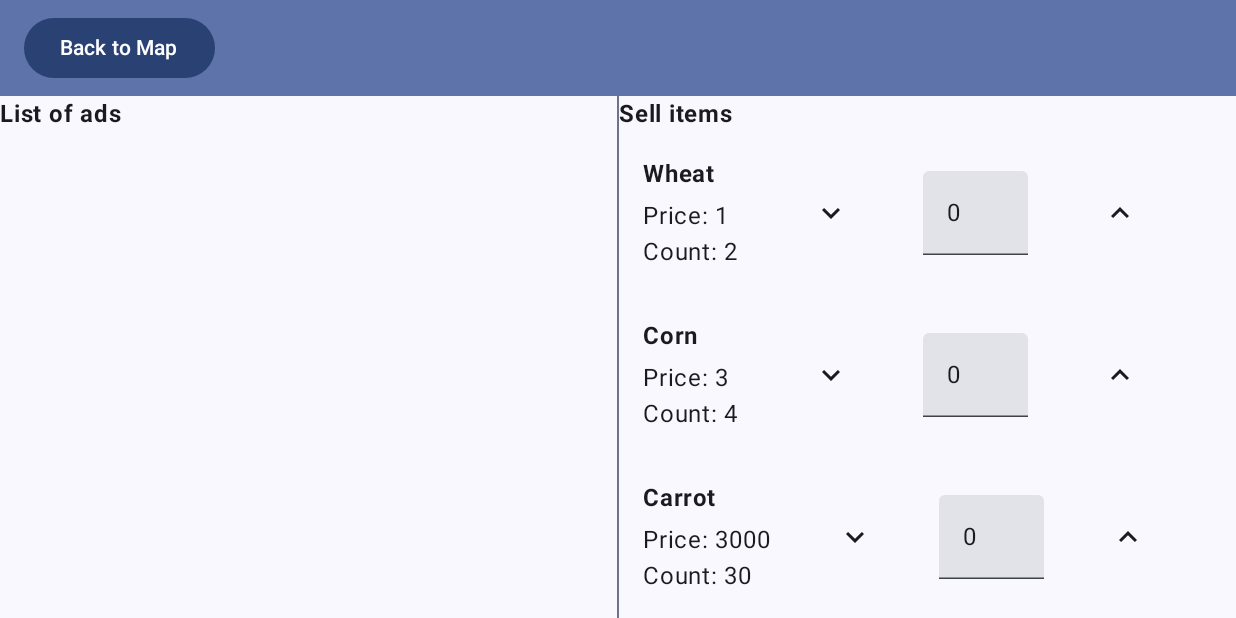
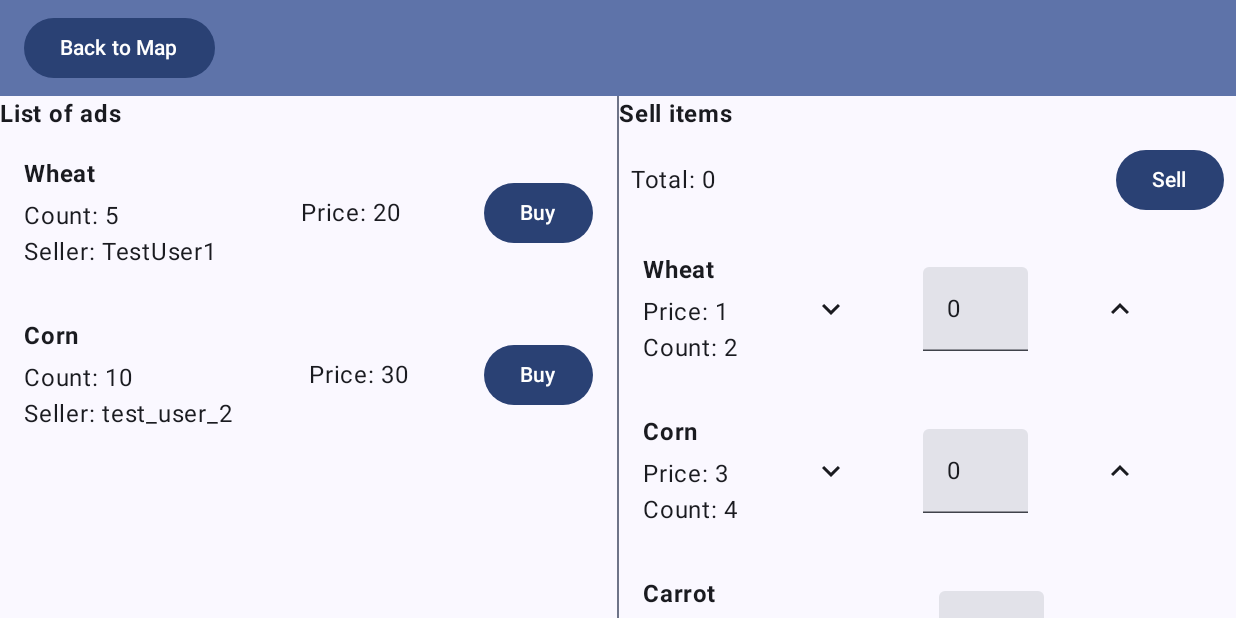
Before and after one commit to bferi2001/FarmGameAndroid, an Android app built with Jetpack Compose: the MarketScreen screen opened through its navigation route, on a phone screen of 824 x 412 dp (held sideways). Run offline under Robolectric (Android 15) with nearby library versions, the phone set to English and light mode, and no system bars.

Commit message:
Added list for ads to the market

```diff
--- a/FarmGameFrontend/app/src/main/java/hu/bme/aut/szoftarch/farmgame/feature/market/MarketScreen.kt
+++ b/FarmGameFrontend/app/src/main/java/hu/bme/aut/szoftarch/farmgame/feature/market/MarketScreen.kt
@@ -1,11 +1,14 @@
 package hu.bme.aut.szoftarch.farmgame.feature.market
 
 
+import android.widget.Toast
+import androidx.compose.foundation.layout.Arrangement
 import androidx.compose.foundation.layout.Box
 import androidx.compose.foundation.layout.Column
 import androidx.compose.foundation.layout.Row
 import androidx.compose.foundation.layout.fillMaxHeight
 import androidx.compose.foundation.layout.fillMaxSize
+import androidx.compose.foundation.layout.fillMaxWidth
 import androidx.compose.foundation.layout.padding
 import androidx.compose.foundation.layout.width
 import androidx.compose.foundation.lazy.LazyColumn
@@ -18,10 +21,16 @@ import androidx.compose.material3.Text
 import androidx.compose.material3.TopAppBar
 import androidx.compose.material3.TopAppBarDefaults.topAppBarColors
 import androidx.compose.runtime.Composable
+import androidx.compose.runtime.getValue
+import androidx.compose.runtime.mutableStateOf
+import androidx.compose.runtime.remember
+import androidx.compose.runtime.setValue
 import androidx.compose.ui.Alignment
 import androidx.compose.ui.Modifier
+import androidx.compose.ui.platform.LocalContext
 import androidx.compose.ui.text.font.FontWeight
 import androidx.compose.ui.unit.dp
+import hu.bme.aut.szoftarch.farmgame.feature.market.items.AdItem
 import hu.bme.aut.szoftarch.farmgame.feature.market.items.SellingItem
 
 
@@ -30,6 +39,9 @@ import hu.bme.aut.szoftarch.farmgame.feature.market.items.SellingItem
 fun MarketScreen(
     onToMap: () -> Unit,
 ) {
+    val context = LocalContext.current
+    var totalPrice by remember { mutableStateOf(0) } // State
+
     Scaffold(
         topBar = {
             TopAppBar(
@@ -62,8 +74,11 @@ fun MarketScreen(
                         text = "List of ads",
                         fontWeight = FontWeight.Bold
                     )
-                    LazyColumn {
-
+                    LazyColumn() {
+                        item {
+                            AdItem("Wheat", 5, 20, "TestUser1")
+                            AdItem("Corn", 10, 30, "test_user_2")
+                        }
                     }
                 }
                 Divider(
@@ -79,11 +94,23 @@ fun MarketScreen(
                         text = "Sell items",
                         fontWeight = FontWeight.Bold
                     )
-                    LazyColumn {
+                    Row(
+                        modifier = Modifier
+                            .fillMaxWidth()
+                            .padding(8.dp),
+                        horizontalArrangement = Arrangement.SpaceBetween,
+                        verticalAlignment = Alignment.CenterVertically
+                    ) {
+                        Text("Total: $totalPrice")
+                        Button(onClick = { /* TODO Handle sell button click */ }) {
+                            Text("Sell")
+                        }
+                    }
+                    LazyColumn() {
                         item {
-                            SellingItem("Wheat", 1, 2)
-                            SellingItem("Corn", 3, 4)
-                            SellingItem("Carrot", 3000, 30)
+                            SellingItem("Wheat", 1, 2) {}
+                            SellingItem("Corn", 3, 4) {}
+                            SellingItem("Carrot", 3000, 30) {}
                         }
                     }
                 }
--- /dev/null
+++ b/FarmGameFrontend/app/src/main/java/hu/bme/aut/szoftarch/farmgame/feature/market/items/AdItem.kt
@@ -0,0 +1,51 @@
+package hu.bme.aut.szoftarch.farmgame.feature.market.items
+
+import androidx.compose.foundation.layout.Arrangement
+import androidx.compose.foundation.layout.Column
+import androidx.compose.foundation.layout.Row
+import androidx.compose.foundation.layout.Spacer
+import androidx.compose.foundation.layout.fillMaxWidth
+import androidx.compose.foundation.layout.height
+import androidx.compose.foundation.layout.padding
+import androidx.compose.material3.Button
+import androidx.compose.material3.Text
+import androidx.compose.runtime.Composable
+import androidx.compose.ui.Alignment
+import androidx.compose.ui.Modifier
+import androidx.compose.ui.text.font.FontWeight
+import androidx.compose.ui.tooling.preview.Preview
+import androidx.compose.ui.unit.dp
+import hu.bme.aut.szoftarch.farmgame.ui.theme.FarmGameAndroidTheme
+
+@Composable
+fun AdItem(item: String, count: Int, price: Int, userName: String) {
+    Row(
+        modifier = Modifier
+            .fillMaxWidth()
+            .padding(16.dp),
+        horizontalArrangement = Arrangement.SpaceBetween,
+        verticalAlignment = Alignment.CenterVertically
+    ) {
+        Column {
+            Text(text = item, fontWeight = FontWeight.Bold)
+            Spacer(modifier = Modifier.height(4.dp))
+            Text(text = "Count: $count")
+            Text(text = "Seller: $userName")
+        }
+        Text(text = "Price: $price")
+        Button(
+            onClick = { /* TODO Handle buy button click */ }
+        ) {
+            Text(text = "Buy")
+        }
+    }
+}
+
+
+@Preview(showBackground = true)
+@Composable
+fun AdItemPreview() {
+    FarmGameAndroidTheme{
+        AdItem("Item", 10, 1000, "User")
+    }
+}
--- a/FarmGameFrontend/app/src/main/java/hu/bme/aut/szoftarch/farmgame/feature/market/items/SellingItem.kt
+++ b/FarmGameFrontend/app/src/main/java/hu/bme/aut/szoftarch/farmgame/feature/market/items/SellingItem.kt
@@ -1,5 +1,6 @@
 package hu.bme.aut.szoftarch.farmgame.feature.market.items
 
+import android.widget.Toast
 import androidx.compose.foundation.layout.Arrangement
 import androidx.compose.foundation.layout.Column
 import androidx.compose.foundation.layout.Row
@@ -19,6 +20,7 @@ import androidx.compose.material3.TextField
 import androidx.compose.runtime.Composable
 import androidx.compose.runtime.getValue
 import androidx.compose.runtime.mutableIntStateOf
+import androidx.compose.runtime.mutableStateOf
 import androidx.compose.runtime.remember
 import androidx.compose.runtime.setValue
 import androidx.compose.ui.Alignment
@@ -31,7 +33,9 @@ import hu.bme.aut.szoftarch.farmgame.ui.theme.FarmGameAndroidTheme
 
 
 @Composable
-fun SellingItem(title: String, price: Int, count: Int) {
+fun SellingItem(item: String, price: Int, count: Int,
+                onInputValueChanged: (Int) -> Unit) {
+    var inputValue by remember { mutableStateOf(0) }
     /*Card(
         modifier = Modifier
             .fillMaxWidth()
@@ -46,7 +50,7 @@ fun SellingItem(title: String, price: Int, count: Int) {
             verticalAlignment = Alignment.CenterVertically
         ) {
             Column {
-                Text(text = title, fontWeight = FontWeight.Bold)
+                Text(text = item, fontWeight = FontWeight.Bold)
                 Spacer(modifier = Modifier.height(4.dp))
                 Text(text = "Price: $price")
                 Text(text = "Count: $count")
@@ -64,10 +68,13 @@ fun SellingItem(title: String, price: Int, count: Int) {
                 TextField(
                     value = inputValue.toString(),
                     onValueChange = { newValue ->
-                        inputValue = newValue.toIntOrNull() ?: 0
+                        //inputValue = newValue.toIntOrNull() ?: 0
+
+                        inputValue = newValue.toIntOrNull()?.coerceIn(0, count) ?: 0
+                        onInputValueChanged(inputValue * price) // Notify the parent about the change
                     },
                     keyboardOptions = KeyboardOptions(keyboardType = KeyboardType.Number),
-                    modifier = Modifier.width(70.dp) // Set a specific width for the TextField
+                    modifier = Modifier.width(70.dp), // Set a specific width for the TextField
                 )
                 IconButton(
                     onClick = { inputValue = (inputValue + 1).coerceAtMost(count) },
@@ -87,6 +94,6 @@ fun SellingItem(title: String, price: Int, count: Int) {
 @Composable
 fun SellingItemPreview() {
     FarmGameAndroidTheme{
-        SellingItem("Item", 1000, 10)
+        SellingItem("Item", 1000, 10) {}
     }
 }
```
